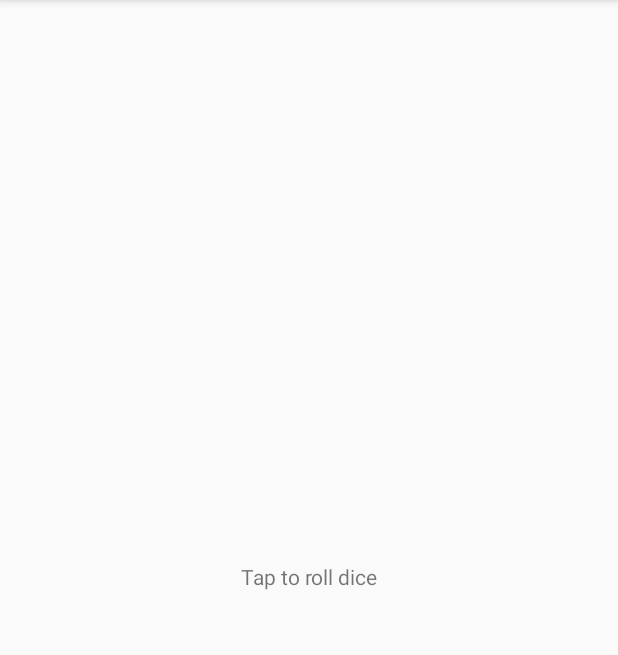
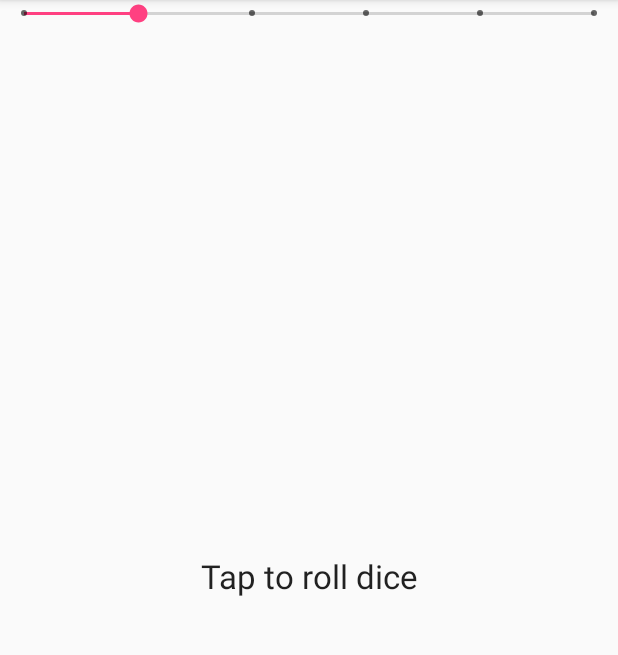
Before and after one commit to suprabhatgurrala/paradice, an Android app: the screen it shows after launch (DiceActivity), on a phone screen of 412 x 824 dp, the part 84-739 px from its top. Run offline under Robolectric (Android 15) with nearby library versions, the phone set to English and light mode, and no system bars.

Commit message:
Added seekbar to select number of dice and textview to display dice

```diff
--- a/app/src/main/res/layout/dice_layout.xml
+++ b/app/src/main/res/layout/dice_layout.xml
@@ -7,13 +7,24 @@
     android:layout_height="match_parent"
     android:id="@+id/dice_constraint_layout">
 
+    <SeekBar
+        android:id="@+id/seekBar"
+        style="@android:style/Widget.Material.SeekBar.Discrete"
+        android:layout_width="match_parent"
+        android:layout_height="wrap_content"
+        android:max="5"
+        android:progress="1"
+        tools:layout_editor_absoluteX="8dp"
+        tools:layout_editor_absoluteY="8dp" />
+
     <TextView
         android:id="@+id/textView"
         android:layout_width="wrap_content"
         android:layout_height="wrap_content"
         android:text="@string/tap_instructions"
+        android:textAppearance="@android:style/TextAppearance.Material.Large"
         app:layout_constraintBottom_toBottomOf="parent"
-        app:layout_constraintTop_toTopOf="parent"
+        app:layout_constraintLeft_toLeftOf="parent"
         app:layout_constraintRight_toRightOf="parent"
-        app:layout_constraintLeft_toLeftOf="parent" />
+        app:layout_constraintTop_toTopOf="parent" />
 </android.support.constraint.ConstraintLayout>
```
